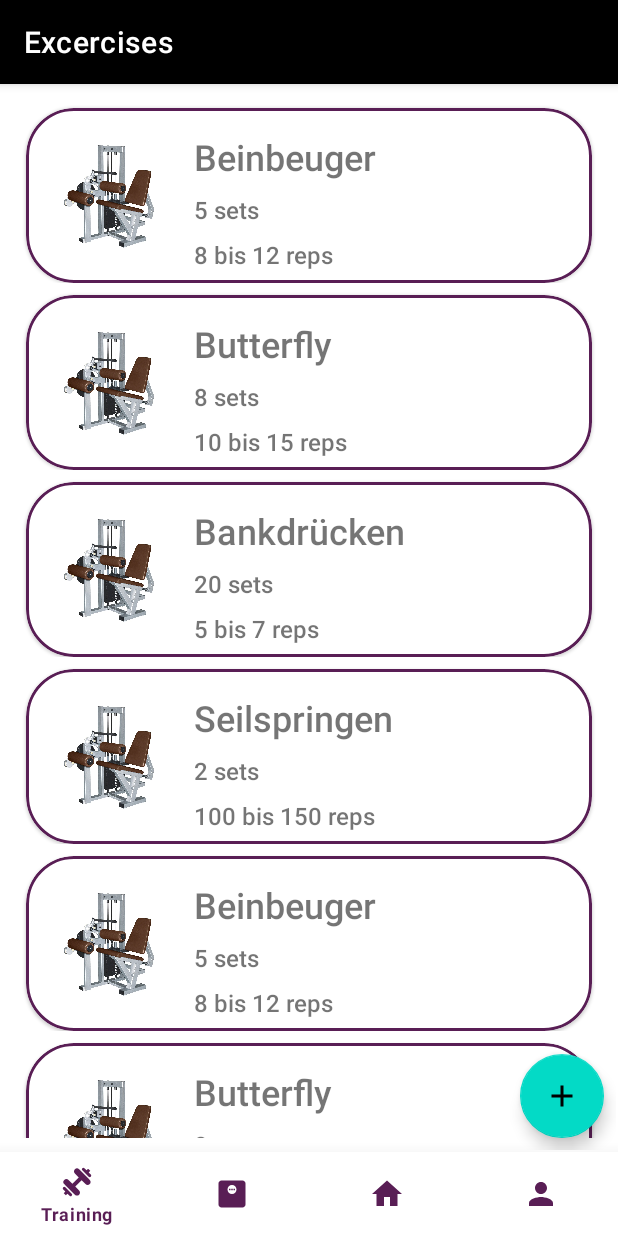
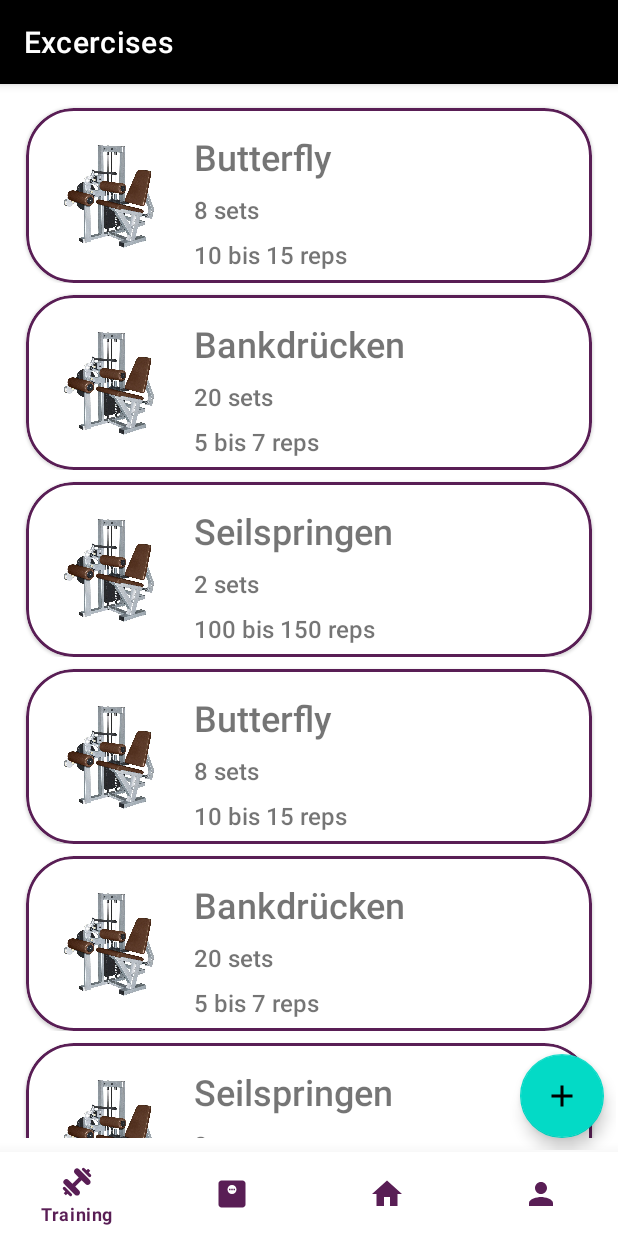
Before and after one commit to Murdoc1988/FitnessJust4U, an Android app: the TrainingOVFragment screen opened through its navigation route, after a tap on "Rücken", on a phone screen of 412 x 824 dp. Run offline under Robolectric (Android 15) with nearby library versions, the phone set to English and light mode, and no system bars; our stand-ins replace Room's generated code, navigation-ui; pictures from the network do not load; 1 statement that could not run was skipped; 1 other tap on this screen came first.

Commit message:
----- added navigation parameter added querys for navigation

```diff
--- a/app/src/main/java/com/example/fitnessjust4you/AppViewModel.kt
+++ b/app/src/main/java/com/example/fitnessjust4you/AppViewModel.kt
@@ -1,12 +1,11 @@
 package com.example.fitnessjust4you
 
 import android.app.Application
-import android.graphics.Bitmap
 import android.util.Log
 import androidx.lifecycle.AndroidViewModel
 import androidx.lifecycle.LiveData
+import androidx.lifecycle.MutableLiveData
 import androidx.lifecycle.viewModelScope
-import coil.ImageLoader
 import com.example.fitnessjust4you.data.FitnessDatabase.Companion.getInstance
 import com.example.fitnessjust4you.data.Repository
 import com.example.fitnessjust4you.data.entities.*
@@ -23,6 +22,26 @@ class AppViewModel(application: Application): AndroidViewModel(application){
     val setList = repository.setList
     val detailList = repository.detailList
 
+
+    private val _currentTraining = MutableLiveData<Training>()
+    val currentTraining: LiveData<Training>
+        get() = _currentTraining
+
+    private val _currentSet = MutableLiveData<TrainingSet>()
+    val currentSet: LiveData<TrainingSet>
+        get() = _currentSet
+
+    fun setCurrentSet(trainingSet: TrainingSet){
+        _currentSet.value = trainingSet
+        _currentSet.value = _currentSet.value
+    }
+    fun setCurrentTraining(training: Training){
+        _currentTraining.value = training
+        _currentTraining.value = _currentTraining.value
+    }
+
+
+
     /*fun getLatestCharts(){
         var lastBodyStatChart : LiveData<List<Chart>> = repository.bodyStatChartlist.value!![repository.bodyStatChartlist.value!!.lastIndex]
         var lastProgressChart = repository.progressChartList.value!![repository.progressChartList.value!!.lastIndex]
@@ -31,6 +50,14 @@ class AppViewModel(application: Application): AndroidViewModel(application){
 
     }*/
 
+    fun getSetListOfTraining(training: Training): List<TrainingSet> {
+
+        return repository.getSetOfTraining(training)
+    }
+
+    fun getDetailOfTraining(trainingSet: TrainingSet): List<TrainingDetail> {
+        return repository.getDetailOfSet(trainingSet)
+    }
 
     fun addBodyStats(bodyStats: BodyStats){
         viewModelScope.launch {
--- a/app/src/main/java/com/example/fitnessjust4you/TrainingOVFragment.kt
+++ b/app/src/main/java/com/example/fitnessjust4you/TrainingOVFragment.kt
@@ -82,8 +82,10 @@ class TrainingOVFragment : Fragment() {
 
     private fun fillDatabase() {
 
+        //erstes Training
         var newTraining = Training(0, "Bauch, Beine, Po")
         viewModel.addTraining(newTraining)
+
         newTraining = Training(0, "Rücken")
         viewModel.addTraining(newTraining)
         newTraining = Training(0, "Nacken, Oberarme")
@@ -91,22 +93,41 @@ class TrainingOVFragment : Fragment() {
         newTraining = Training(0, "Bauch, Rücken")
         viewModel.addTraining(newTraining)
 
-        var newSet = TrainingSet(0, "Beinbeuger", "Beugen mit den Beinen", 5, 8, 12, "Waden", "Waden, Waden, Waden", 0,0  )
-        viewModel.addSet(newSet)
-        newSet = TrainingSet(0, "Butterfly", "Händeklatschen für Grobmotoriker", 8, 10, 15, "Bizeps", "irgendwelche anderen Muskeln", 0,0  )
-        viewModel.addSet(newSet)
-        newSet = TrainingSet(0, "Bankdrücken", "Bank gegen den Boden drücken", 20, 5, 7, "Wandmuskel", "noch mal andere Muskeln", 0,0  )
-        viewModel.addSet(newSet)
-        newSet = TrainingSet(0, "Seilspringen", "Bring das Seil zum Springen", 2, 100, 150, "Keine", "Sieht nur doof aus", 0,0  )
+        //Sets zum ersten Training
+        var newSet = TrainingSet(0, "Beinbeuger", "Beugen mit den Beinen", 5, 8, 12, "Waden", "Waden, Waden, Waden", 1,0  )
         viewModel.addSet(newSet)
 
+        newSet = TrainingSet(0, "Butterfly", "Händeklatschen für Grobmotoriker", 5, 8, 12, "Waden", "Waden, Waden, Waden", 1,0  )
+        viewModel.addSet(newSet)
+
+        newSet = TrainingSet(0, "Bankdrücken", "Bank gegen den Boden drücken", 5, 8, 12, "Waden", "Waden, Waden, Waden",1 ,0  )
+        viewModel.addSet(newSet)
+
+
+        ////Sets zum zweiten Training
+        newSet = TrainingSet(0, "Butterfly", "Butterfliege", 8, 10, 15, "Bizeps", "irgendwelche anderen Muskeln", 2,0  )
+        viewModel.addSet(newSet)
+
+        newSet = TrainingSet(0, "Bankdrücken", "Drücken gegen die Bank", 20, 5, 7, "Wandmuskel", "noch mal andere Muskeln", 2,0  )
+        viewModel.addSet(newSet)
+
+        newSet = TrainingSet(0, "Seilspringen", "Spring über das Seil!", 2, 100, 150, "Keine", "Sieht nur doof aus", 2,1  )
+        viewModel.addSet(newSet)
+
+
+        //Details zum ersten Set
         var newTrainingDetail =  TrainingDetail(1, 1, 80.0, 20, 1, 30, 1)
         viewModel.addDetail(newTrainingDetail)
+
         newTrainingDetail =  TrainingDetail(2, 2, 80.0, 20, 1, 30, 1)
         viewModel.addDetail(newTrainingDetail)
-        newTrainingDetail =  TrainingDetail(3, 3, 80.0, 20, 1, 30, 1)
+
+        //Details zum zweiten Set
+
+        newTrainingDetail =  TrainingDetail(3, 1, 80.0, 20, 1, 30, 2)
         viewModel.addDetail(newTrainingDetail)
-        newTrainingDetail =  TrainingDetail(4, 4, 80.0, 20, 1, 30, 1)
+
+        newTrainingDetail =  TrainingDetail(4, 2, 80.0, 20, 1, 30, 2)
         viewModel.addDetail(newTrainingDetail)
     }
 
--- a/app/src/main/java/com/example/fitnessjust4you/TrainingSetFragment.kt
+++ b/app/src/main/java/com/example/fitnessjust4you/TrainingSetFragment.kt
@@ -10,9 +10,13 @@ import android.view.inputmethod.InputMethodManager
 import androidx.core.view.isGone
 import androidx.core.view.isVisible
 import androidx.fragment.app.activityViewModels
+import androidx.lifecycle.lifecycleScope
+import androidx.lifecycle.viewModelScope
 import com.example.fitnessjust4you.adapter.SetAdapter
+import com.example.fitnessjust4you.data.entities.Training
 import com.example.fitnessjust4you.data.entities.TrainingSet
 import com.example.fitnessjust4you.databinding.FragmentTrainingSetBinding
+import kotlinx.coroutines.*
 
 class TrainingSetFragment : Fragment() {
 
@@ -37,10 +41,28 @@ class TrainingSetFragment : Fragment() {
     override fun onViewCreated(view: View, savedInstanceState: Bundle?) {
         super.onViewCreated(view, savedInstanceState)
         activity?.title = "Excercises"
-        viewModel.setList.observe(viewLifecycleOwner){
-            var adapter = SetAdapter(viewModel.setList.value!!)
-            binding.setRecyclerview.adapter = adapter
-        }
+        //viewModel.setList.observe(viewLifecycleOwner) {
+            //var adapter = SetAdapter(viewModel.setList.value!!)
+
+            var training: Training = arguments?.getParcelable("training")!!
+
+
+            viewModel.setCurrentTraining(training)
+
+            viewModel.currentTraining.observe(viewLifecycleOwner) {
+
+                viewModel.viewModelScope.launch(Dispatchers.IO) {
+
+                var adapter = SetAdapter(viewModel.getSetListOfTraining(training))
+                binding.setRecyclerview.adapter = adapter
+
+                }
+
+            }
+        //}
+
+
+
 
         binding.setoverlayCardview.isGone = true
 
@@ -57,7 +79,8 @@ class TrainingSetFragment : Fragment() {
         binding.setoverlayAddButton.setOnClickListener {
 
             var exercisename = binding.setNameInput.text.toString()
-            var newSet = TrainingSet(0, exercisename, "Beugen mit den Beinen", (0..10).random(), (0..10).random(), (10..20).random(), "Waden", "Waden, Waden, Waden", 0,0  )
+            var s_tid = viewModel.currentTraining.value!!.tid
+            var newSet = TrainingSet(0, exercisename, "Beugen mit den Beinen", (0..10).random(), (0..10).random(), (10..20).random(), "Waden", "Waden, Waden, Waden", s_tid,0  )
 
             viewModel.addSet(newSet)
 
--- a/app/src/main/java/com/example/fitnessjust4you/adapter/SetAdapter.kt
+++ b/app/src/main/java/com/example/fitnessjust4you/adapter/SetAdapter.kt
@@ -2,6 +2,7 @@ package com.example.fitnessjust4you.adapter
 
 import android.view.LayoutInflater
 import android.view.ViewGroup
+import androidx.core.os.bundleOf
 import androidx.navigation.findNavController
 import androidx.recyclerview.widget.RecyclerView
 import com.example.fitnessjust4you.R
@@ -16,7 +17,8 @@ class SetAdapter(var trainingsSetList: List<TrainingSet>): RecyclerView.Adapter<
                     ""+ trainingSet.srepsend.toString() + " reps"
             binding.setCounterText.text = trainingSet.ssets.toString() + " sets "
             binding.setCard.setOnClickListener {
-                binding.root.findNavController().navigate(R.id.action_trainingSetFragment_to_trainingDetailFragment)
+                val bundle = bundleOf("trainingSet" to trainingSet)
+                binding.root.findNavController().navigate(R.id.action_trainingSetFragment_to_trainingDetailFragment, bundle)
             }
 
         }
@@ -36,4 +38,5 @@ class SetAdapter(var trainingsSetList: List<TrainingSet>): RecyclerView.Adapter<
     override fun getItemCount(): Int {
         return trainingsSetList.size
     }
+
 }
--- a/app/src/main/java/com/example/fitnessjust4you/adapter/TrainingAdapter.kt
+++ b/app/src/main/java/com/example/fitnessjust4you/adapter/TrainingAdapter.kt
@@ -2,10 +2,16 @@ package com.example.fitnessjust4you.adapter
 
 import android.view.LayoutInflater
 import android.view.ViewGroup
+import androidx.core.os.bundleOf
+import androidx.fragment.app.activityViewModels
+import androidx.lifecycle.viewmodel.compose.viewModel
 import androidx.navigation.NavController
+import androidx.navigation.Navigation
 import androidx.navigation.findNavController
 import androidx.navigation.fragment.NavHostFragment
+import androidx.navigation.navArgument
 import androidx.recyclerview.widget.RecyclerView
+import com.example.fitnessjust4you.AppViewModel
 import com.example.fitnessjust4you.R
 import com.example.fitnessjust4you.data.entities.Training
 import com.example.fitnessjust4you.databinding.ItemChartBinding
@@ -18,7 +24,8 @@ class TrainingAdapter(var trainingList: List<Training>): RecyclerView.Adapter<Tr
             binding.trainingSetCounterText.text = (1..20).random().toString() + " Übungen"
             binding.trainingDurationText.text = (1..240).random().toString() + " min"
             binding.oVCard.setOnClickListener {
-                binding.root.findNavController().navigate(R.id.action_trainingOVFragment_to_trainingSetFragment)
+                val bundle = bundleOf("training" to training)
+                binding.root.findNavController().navigate(R.id.action_trainingOVFragment_to_trainingSetFragment, bundle)
             }
         }
 
--- a/app/src/main/java/com/example/fitnessjust4you/data/FitnessDao.kt
+++ b/app/src/main/java/com/example/fitnessjust4you/data/FitnessDao.kt
@@ -83,6 +83,12 @@ interface FitnessDao {
     @Query("SELECT * FROM charts WHERE ctype ='Progress'")
     fun getProgressCharts():LiveData<List<Chart>>
 
+    @Query("SELECT * FROM training_set WHERE s_tid = :tid")
+    fun getTrainingSetOfTraining(tid: Int):List<TrainingSet>
+
+    @Query("SELECT * FROM training_detail WHERE d_sid = :sid")
+    fun getDetailOfTrainingSet(sid: Int):List<TrainingDetail>
+
 
 
 
--- a/app/src/main/java/com/example/fitnessjust4you/data/Repository.kt
+++ b/app/src/main/java/com/example/fitnessjust4you/data/Repository.kt
@@ -29,6 +29,15 @@ data class Repository(private val fitnessDatabase: FitnessDatabase){
     val progressChartList: LiveData<List<Chart>> get() = fitnessDatabase.fitnessDao.getProgressCharts()
 
 
+    fun getSetOfTraining(training: Training): List<TrainingSet> {
+        val tid: Int = training.tid
+        return fitnessDatabase.fitnessDao.getTrainingSetOfTraining(tid)
+    }
+
+    fun getDetailOfSet(trainingSet: TrainingSet): List<TrainingDetail>{
+        val sid: Int = trainingSet.sid
+        return fitnessDatabase.fitnessDao.getDetailOfTrainingSet(sid)
+    }
 
 
     //insert/add
--- a/app/src/main/java/com/example/fitnessjust4you/data/entities/Training.kt
+++ b/app/src/main/java/com/example/fitnessjust4you/data/entities/Training.kt
@@ -1,8 +1,11 @@
 package com.example.fitnessjust4you.data.entities
 
+import android.os.Parcelable
 import androidx.room.Entity
 import androidx.room.PrimaryKey
+import kotlinx.parcelize.Parcelize
 
+@Parcelize
 @Entity(tableName = "training")
 data class Training(
 
@@ -10,4 +13,4 @@ data class Training(
     val tid: Int,
     val tname: String,
     val tdate: Long = System.currentTimeMillis()
-    )
+    ): Parcelable
--- a/app/src/main/java/com/example/fitnessjust4you/data/entities/TrainingSet.kt
+++ b/app/src/main/java/com/example/fitnessjust4you/data/entities/TrainingSet.kt
@@ -1,9 +1,12 @@
 package com.example.fitnessjust4you.data.entities
 
+import android.os.Parcelable
 import androidx.room.Embedded
 import androidx.room.Entity
 import androidx.room.PrimaryKey
+import kotlinx.parcelize.Parcelize
 
+@Parcelize
 @Entity(tableName = "training_set")
 data class TrainingSet(
 
@@ -22,4 +25,4 @@ data class TrainingSet(
     val ssmuscles: String,
     val s_tid: Int,
     val s_uid: Int
-)
+): Parcelable
--- a/app/src/main/res/navigation/nav_graph_app.xml
+++ b/app/src/main/res/navigation/nav_graph_app.xml
@@ -52,13 +52,20 @@
         <action
             android:id="@+id/action_trainingSetFragment_to_trainingDetailFragment"
             app:destination="@id/trainingDetailFragment" />
+        <argument
+            android:name="Training"
+            app:argType="com.example.fitnessjust4you.data.entities.Training" />
     </fragment>
 
     <fragment
         android:id="@+id/trainingDetailFragment"
         android:name="com.example.fitnessjust4you.TrainingDetailFragment"
         android:label="fragment_training_detail"
-        tools:layout="@layout/fragment_training_detail" />
+        tools:layout="@layout/fragment_training_detail" >
+        <argument
+            android:name="TrainingSet"
+            app:argType="com.example.fitnessjust4you.data.entities.TrainingSet" />
+    </fragment>
     <fragment
         android:id="@+id/bodyStatsFragment"
         android:name="com.example.fitnessjust4you.BodyStatsFragment"
```
Also changed, not shown: app/src/main/java/com/example/fitnessjust4you/TrainingDetailFragment.kt (+27 -4 lines).
